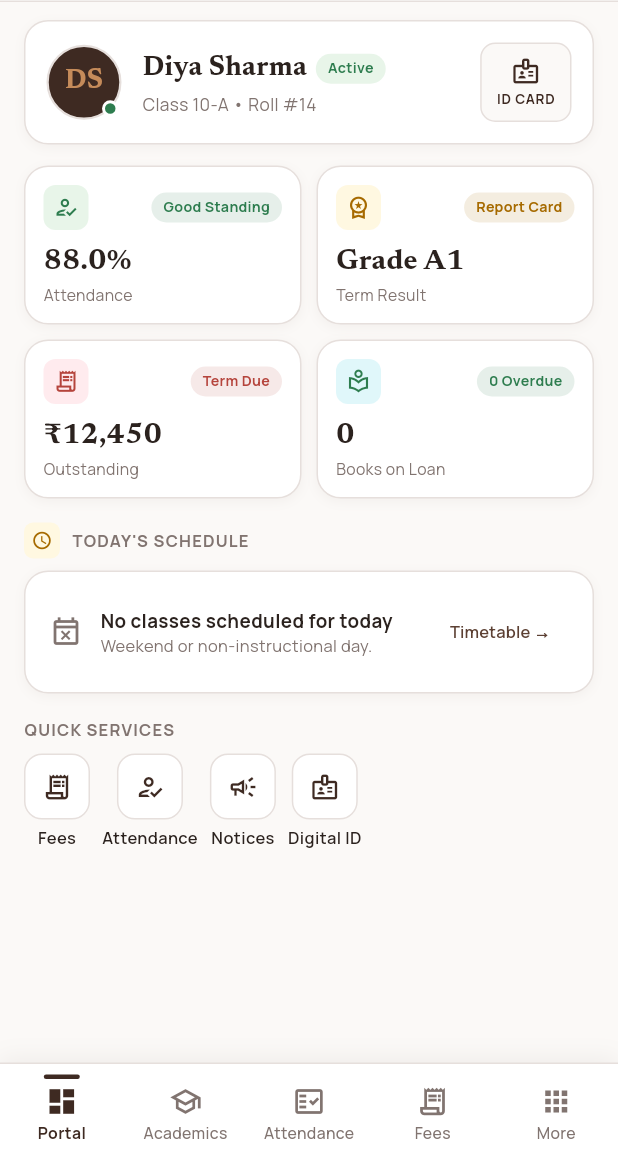
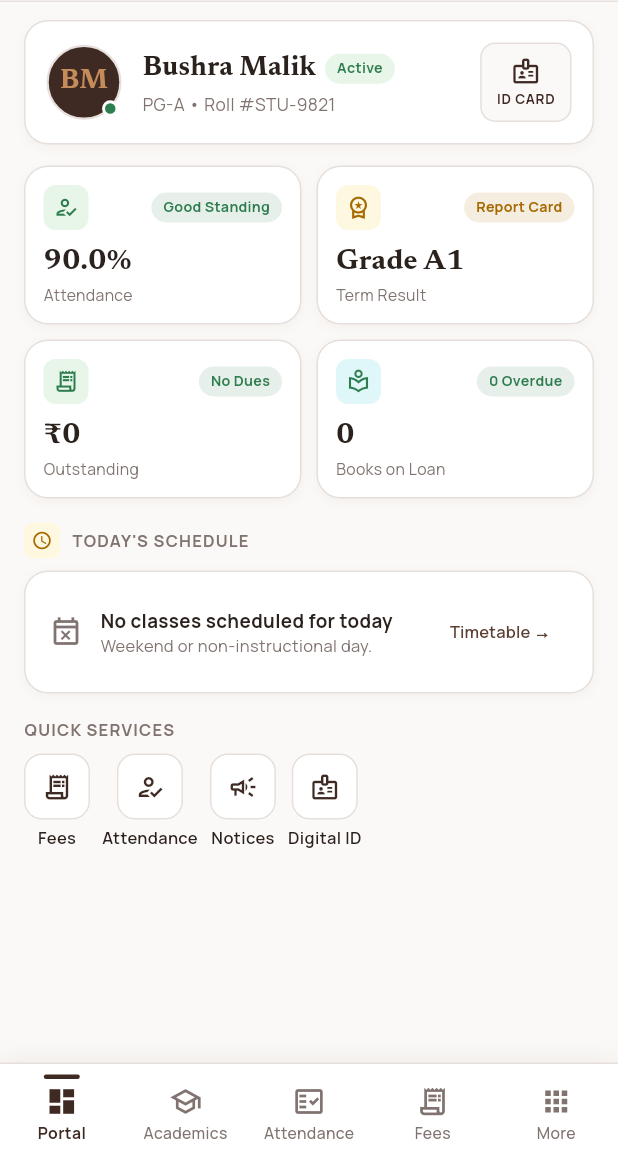
Before and after one commit to one-numan/sms-android-app-alpha, a Flutter app: the StudentHubScreen screen opened by its route, on a phone screen of 412 x 824 dp, the part 82-1236 px from its top. Run offline on Flutter 3.47's test engine with Material 3 defaults, Android fonts, the phone set to English and light mode, and no system bars; our stand-ins replace go_router, google_fonts, shared_preferences, sqflite; accounts and stored records are empty.

Commit message:
refactor: update mock student profile details and streamline test assertions

```diff
--- a/lib/data/services/student_api_service.dart
+++ b/lib/data/services/student_api_service.dart
@@ -18,11 +18,11 @@
     } catch (_) {
       if (ApiConfig.useMockFallback) {
         return {
-          'student_name': 'Diya Sharma',
-          'roll_no': '14',
-          'class_section': 'Class 10-A',
-          'attendance_percentage': 88.0,
-          'dues': 12450.0,
+          'student_name': 'Bushra Malik',
+          'roll_no': 'STU-9821',
+          'class_section': 'PG-A',
+          'attendance_percentage': 90.0,
+          'dues': 0.0,
           'open_loans': 0,
           'overdue_loans': 0,
           'todays_schedule': [],
--- a/lib/screens/dashboards/student_hub_screen.dart
+++ b/lib/screens/dashboards/student_hub_screen.dart
@@ -41,12 +41,12 @@
       if (mounted) {
         setState(() {
           _hubData ??= {
-            'student_name': 'Diya Sharma',
-            'class_section': 'Class 10-A',
-            'roll_no': 14,
-            'attendance_percentage': 88.0,
-            'dues': 12450.0,
-            'open_loans': 2,
+            'student_name': 'Bushra Malik',
+            'class_section': 'PG-A',
+            'roll_no': 'STU-9821',
+            'attendance_percentage': 90.0,
+            'dues': 0.0,
+            'open_loans': 0,
             'overdue_loans': 0,
           };
           _isLoading = false;
@@ -79,9 +79,9 @@
 
   @override
   Widget build(BuildContext context) {
-    final studentName = _hubData?['student_name'] ?? 'Diya Sharma';
-    final classSection = _hubData?['class_section'] ?? 'Class 10-A';
-    final rollNo = _hubData?['roll_no']?.toString() ?? '14';
+    final studentName = _hubData?['student_name'] ?? 'Bushra Malik';
+    final classSection = _hubData?['class_section'] ?? 'PG-A';
+    final rollNo = _hubData?['roll_no']?.toString() ?? 'STU-9821';
     final double? attendancePct = _hubData?['attendance_percentage'] != null
         ? (_hubData!['attendance_percentage'] as num).toDouble()
         : null;
--- a/lib/widgets/account_profile_sheet.dart
+++ b/lib/widgets/account_profile_sheet.dart
@@ -92,14 +92,14 @@
         );
       case UserRole.student:
         return const UserProfileInfo(
-          fullName: 'Diya Sharma',
-          initials: 'DS',
-          designation: 'Enrolled Student • Grade 5-A, Roll #14',
+          fullName: 'Bushra Malik',
+          initials: 'BM',
+          designation: 'Enrolled Student • Section PG-A, Roll #STU-9821',
           roleTitle: 'Student',
-          email: 'diya.sharma@example.com',
+          email: 'demostudent@onps.edu.in',
           phone: '+91 98765 43210',
           tier: 'Student Tier 4',
-          idBadge: 'ADM-2024-0412',
+          idBadge: 'STU-9821',
           joiningYear: 'Apr 2024',
         );
       case UserRole.accountant:
```
Also changed, not shown: 3 other files.
